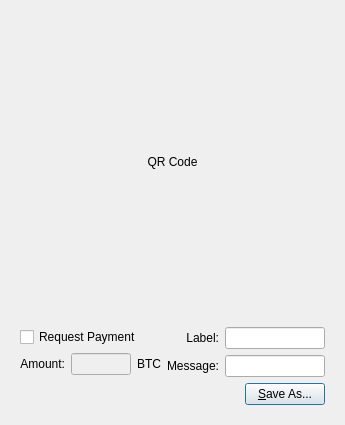
Qt form src/qt/forms/qrcodedialog.ui (raffermeko/bitcoin) before a commit.
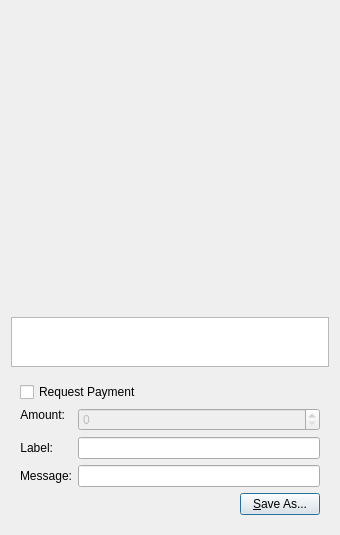
The same form after that commit. Custom widgets are drawn as their Qt base class.

Diff of the .ui file:
```diff
--- a/src/qt/forms/qrcodedialog.ui
+++ b/src/qt/forms/qrcodedialog.ui
@@ -6,8 +6,8 @@
    <rect>
     <x>0</x>
     <y>0</y>
-    <width>334</width>
-    <height>425</height>
+    <width>340</width>
+    <height>530</height>
    </rect>
   </property>
   <property name="windowTitle">
@@ -28,8 +28,8 @@
        <height>300</height>
       </size>
      </property>
-     <property name="text">
-      <string>QR Code</string>
+     <property name="textFormat">
+      <enum>Qt::PlainText</enum>
      </property>
      <property name="alignment">
       <set>Qt::AlignCenter</set>
@@ -39,14 +39,32 @@
      </property>
     </widget>
    </item>
+   <item>
+    <widget class="QPlainTextEdit" name="outUri">
+     <property name="sizePolicy">
+      <sizepolicy hsizetype="Expanding" vsizetype="Minimum">
+       <horstretch>0</horstretch>
+       <verstretch>0</verstretch>
+      </sizepolicy>
+     </property>
+     <property name="minimumSize">
+      <size>
+       <width>0</width>
+       <height>50</height>
+      </size>
+     </property>
+     <property name="tabChangesFocus">
+      <bool>true</bool>
+     </property>
+     <property name="textInteractionFlags">
+      <set>Qt::TextSelectableByKeyboard|Qt::TextSelectableByMouse</set>
+     </property>
+    </widget>
+   </item>
    <item>
     <widget class="QWidget" name="widget" native="true">
      <layout class="QVBoxLayout" name="verticalLayout_2">
       <item>
-       <layout class="QHBoxLayout" name="horizontalLayout_2">
-        <item>
-         <layout class="QVBoxLayout" name="verticalLayout">
-          <item>
            <widget class="QCheckBox" name="chkReqPayment">
             <property name="enabled">
              <bool>true</bool>
@@ -57,69 +75,18 @@
            </widget>
           </item>
           <item>
-           <layout class="QHBoxLayout" name="horizontalLayout">
-            <item>
-             <widget class="QLabel" name="lblAmount">
-              <property name="sizePolicy">
-               <sizepolicy hsizetype="Preferred" vsizetype="Maximum">
-                <horstretch>0</horstretch>
-                <verstretch>0</verstretch>
-               </sizepolicy>
-              </property>
-              <property name="text">
-               <string>Amount:</string>
-              </property>
-              <property name="alignment">
-               <set>Qt::AlignRight|Qt::AlignTrailing|Qt::AlignVCenter</set>
-              </property>
-              <property name="buddy">
-               <cstring>lnReqAmount</cstring>
-              </property>
-             </widget>
-            </item>
-            <item>
-             <widget class="QLineEdit" name="lnReqAmount">
-              <property name="enabled">
-               <bool>false</bool>
-              </property>
-              <property name="minimumSize">
-               <size>
-                <width>60</width>
-                <height>0</height>
-               </size>
-              </property>
-              <property name="alignment">
-               <set>Qt::AlignRight|Qt::AlignTrailing|Qt::AlignVCenter</set>
-              </property>
-             </widget>
-            </item>
-            <item>
-             <widget class="QLabel" name="lblBTC">
-              <property name="sizePolicy">
-               <sizepolicy hsizetype="Preferred" vsizetype="Maximum">
-                <horstretch>0</horstretch>
-                <verstretch>0</verstretch>
-               </sizepolicy>
-              </property>
-              <property name="text">
-               <string>BTC</string>
-              </property>
-              <property name="buddy">
-               <cstring>lnReqAmount</cstring>
-              </property>
-             </widget>
-            </item>
-           </layout>
-          </item>
-         </layout>
-        </item>
-        <item>
-         <layout class="QGridLayout" name="gridLayout">
-          <item row="0" column="0">
+       <layout class="QFormLayout" name="formLayout">
+        <property name="fieldGrowthPolicy">
+         <enum>QFormLayout::AllNonFixedFieldsGrow</enum>
+        </property>
+        <item row="1" column="0">
            <widget class="QLabel" name="lblLabel">
             <property name="text">
              <string>Label:</string>
             </property>
+          <property name="textFormat">
+           <enum>Qt::PlainText</enum>
+          </property>
             <property name="alignment">
              <set>Qt::AlignRight|Qt::AlignTrailing|Qt::AlignVCenter</set>
             </property>
@@ -128,21 +95,17 @@
             </property>
            </widget>
           </item>
-          <item row="0" column="1">
-           <widget class="QLineEdit" name="lnLabel">
-            <property name="minimumSize">
-             <size>
-              <width>100</width>
-              <height>0</height>
-             </size>
-            </property>
-           </widget>
-          </item>
-          <item row="1" column="0">
+        <item row="1" column="1">
+         <widget class="QLineEdit" name="lnLabel"/>
+        </item>
+        <item row="2" column="0">
            <widget class="QLabel" name="lblMessage">
             <property name="text">
              <string>Message:</string>
             </property>
+          <property name="textFormat">
+           <enum>Qt::PlainText</enum>
+          </property>
             <property name="alignment">
              <set>Qt::AlignRight|Qt::AlignTrailing|Qt::AlignVCenter</set>
             </property>
@@ -151,11 +114,39 @@
             </property>
            </widget>
           </item>
-          <item row="1" column="1">
-           <widget class="QLineEdit" name="lnMessage">
+        <item row="2" column="1">
+         <widget class="QLineEdit" name="lnMessage"/>
+        </item>
+        <item row="0" column="0">
+         <widget class="QLabel" name="lblAmount">
+          <property name="sizePolicy">
+           <sizepolicy hsizetype="Preferred" vsizetype="Maximum">
+            <horstretch>0</horstretch>
+            <verstretch>0</verstretch>
+           </sizepolicy>
+          </property>
+          <property name="text">
+           <string>Amount:</string>
+          </property>
+          <property name="textFormat">
+           <enum>Qt::PlainText</enum>
+          </property>
+          <property name="alignment">
+           <set>Qt::AlignRight|Qt::AlignTrailing|Qt::AlignVCenter</set>
+          </property>
+          <property name="buddy">
+           <cstring>lnReqAmount</cstring>
+          </property>
+         </widget>
+        </item>
+        <item row="0" column="1">
+         <widget class="BitcoinAmountField" name="lnReqAmount">
+          <property name="enabled">
+           <bool>false</bool>
+          </property>
             <property name="minimumSize">
              <size>
-              <width>100</width>
+            <width>80</width>
               <height>0</height>
              </size>
             </property>
@@ -163,10 +154,8 @@
           </item>
          </layout>
         </item>
-       </layout>
-      </item>
       <item>
-       <layout class="QHBoxLayout" name="horizontalLayout_3">
+       <layout class="QHBoxLayout" name="horizontalLayout">
         <item>
          <spacer name="horizontalSpacer">
           <property name="orientation">
@@ -194,6 +183,13 @@
    </item>
   </layout>
  </widget>
+ <customwidgets>
+  <customwidget>
+   <class>BitcoinAmountField</class>
+   <extends>QSpinBox</extends>
+   <header>bitcoinamountfield.h</header>
+  </customwidget>
+ </customwidgets>
  <resources/>
  <connections>
   <connection>
```
Lines whose indentation alone changed are shown as unchanged.
